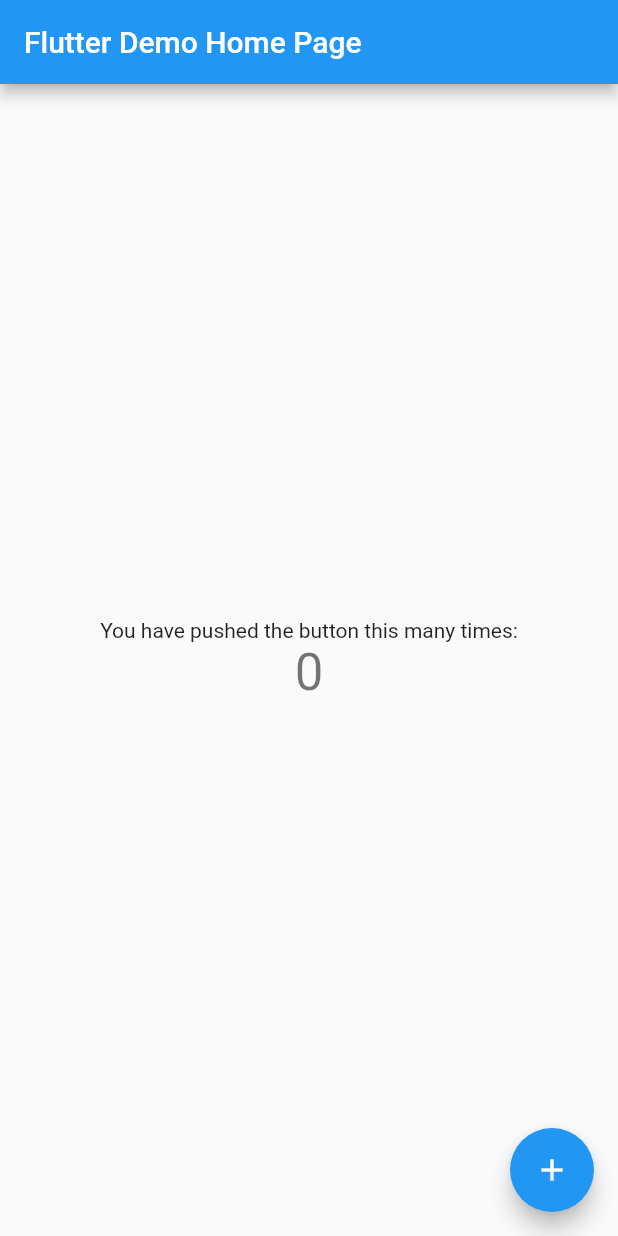
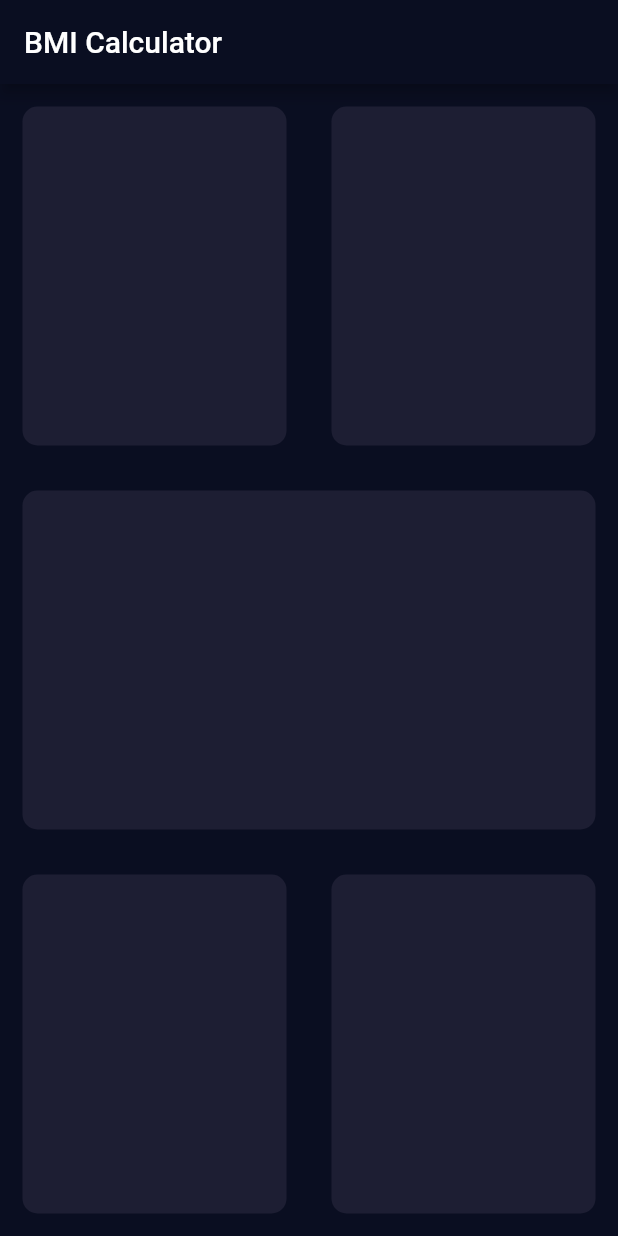
Before and after one commit to NehemiahLimo/bmi, a Flutter app: the screen it shows after launch, on a phone screen of 412 x 824 dp. Run offline on Flutter 3.47's test engine with Material 2 defaults, Android fonts, the phone set to English and light mode, and no system bars.

Commit message:
Refactored UI look and feel

```diff
--- /dev/null
+++ b/lib/InputPage.dart
@@ -0,0 +1,64 @@
+import 'package:flutter/material.dart';
+
+class InputPage extends StatefulWidget {
+  @override
+  _InputPageState createState() => _InputPageState();
+}
+
+class _InputPageState extends State<InputPage> {
+  @override
+  Widget build(BuildContext context) {
+
+    return Scaffold(
+
+      appBar: AppBar(
+
+        title: Text('BMI Calculator'),
+      ),
+      body: Column(
+        children: <Widget>[
+          Expanded(
+            child: Row(
+              children: <Widget>[
+                Expanded(
+                  child: ReusableCard(colour: Color(0xFF1D1E33),),),
+                Expanded(child: ReusableCard(colour: Color(0xFF1D1E33),),),
+              ],
+            ),
+          ),
+          Expanded(child: ReusableCard(colour: Color(0xFF1D1E33),),),
+          Expanded(
+            child: Row(
+              children: <Widget>[
+                Expanded(child: ReusableCard(colour: Color(0xFF1D1E33),),),
+                Expanded(child: ReusableCard(colour: Color(0xFF1D1E33),),),
+              ],
+            ),
+          ),
+        ],
+
+
+      ),
+
+
+    );
+  }
+}
+
+class ReusableCard extends StatelessWidget {
+  ReusableCard({@required this.colour});
+  final Color colour;
+
+
+  @override
+  Widget build(BuildContext context) {
+    return Container(
+    margin: EdgeInsets.all(15.0),
+    decoration: BoxDecoration(
+      color: colour,
+      borderRadius: BorderRadius.circular(10.0),
+    ),
+
+                );
+  }
+}
--- a/lib/main.dart
+++ b/lib/main.dart
@@ -1,111 +1,17 @@
 import 'package:flutter/material.dart';
+import 'package:bmi/InputPage.dart';
 
-void main() => runApp(MyApp());
+void main() => runApp(BMICalculator());
 
-class MyApp extends StatelessWidget {
-  // This widget is the root of your application.
+class BMICalculator extends StatelessWidget {
   @override
   Widget build(BuildContext context) {
     return MaterialApp(
-      title: 'Flutter Demo',
-      theme: ThemeData(
-        // This is the theme of your application.
-        //
-        // Try running your application with "flutter run". You'll see the
-        // application has a blue toolbar. Then, without quitting the app, try
-        // changing the primarySwatch below to Colors.green and then invoke
-        // "hot reload" (press "r" in the console where you ran "flutter run",
-        // or simply save your changes to "hot reload" in a Flutter IDE).
-        // Notice that the counter didn't reset back to zero; the application
-        // is not restarted.
-        primarySwatch: Colors.blue,
+      theme: ThemeData.dark().copyWith(
+        primaryColor: Color(0xFF0A0E21),
+        scaffoldBackgroundColor:Color(0xFF0A0E21),
       ),
-      home: MyHomePage(title: 'Flutter Demo Home Page'),
+      home: InputPage(),
     );
   }
 }
-
-class MyHomePage extends StatefulWidget {
-  MyHomePage({Key key, this.title}) : super(key: key);
-
-  // This widget is the home page of your application. It is stateful, meaning
-  // that it has a State object (defined below) that contains fields that affect
-  // how it looks.
-
-  // This class is the configuration for the state. It holds the values (in this
-  // case the title) provided by the parent (in this case the App widget) and
-  // used by the build method of the State. Fields in a Widget subclass are
-  // always marked "final".
-
-  final String title;
-
-  @override
-  _MyHomePageState createState() => _MyHomePageState();
-}
-
-class _MyHomePageState extends State<MyHomePage> {
-  int _counter = 0;
-
-  void _incrementCounter() {
-    setState(() {
-      // This call to setState tells the Flutter framework that something has
-      // changed in this State, which causes it to rerun the build method below
-      // so that the display can reflect the updated values. If we changed
-      // _counter without calling setState(), then the build method would not be
-      // called again, and so nothing would appear to happen.
-      _counter++;
-    });
-  }
-
-  @override
-  Widget build(BuildContext context) {
-    // This method is rerun every time setState is called, for instance as done
-    // by the _incrementCounter method above.
-    //
-    // The Flutter framework has been optimized to make rerunning build methods
-    // fast, so that you can just rebuild anything that needs updating rather
-    // than having to individually change instances of widgets.
-    return Scaffold(
-      appBar: AppBar(
-        // Here we take the value from the MyHomePage object that was created by
-        // the App.build method, and use it to set our appbar title.
-        title: Text(widget.title),
-      ),
-      body: Center(
-        // Center is a layout widget. It takes a single child and positions it
-        // in the middle of the parent.
-        child: Column(
-          // Column is also a layout widget. It takes a list of children and
-          // arranges them vertically. By default, it sizes itself to fit its
-          // children horizontally, and tries to be as tall as its parent.
-          //
-          // Invoke "debug painting" (press "p" in the console, choose the
-          // "Toggle Debug Paint" action from the Flutter Inspector in Android
-          // Studio, or the "Toggle Debug Paint" command in Visual Studio Code)
-          // to see the wireframe for each widget.
-          //
-          // Column has various properties to control how it sizes itself and
-          // how it positions its children. Here we use mainAxisAlignment to
-          // center the children vertically; the main axis here is the vertical
-          // axis because Columns are vertical (the cross axis would be
-          // horizontal).
-          mainAxisAlignment: MainAxisAlignment.center,
-          children: <Widget>[
-            Text(
-              'You have pushed the button this many times:',
-            ),
-            Text(
-              '$_counter',
-              style: Theme.of(context).textTheme.display1,
-            ),
-          ],
-        ),
-      ),
-      floatingActionButton: FloatingActionButton(
-        onPressed: _incrementCounter,
-        tooltip: 'Increment',
-        child: Icon(Icons.add),
-      ), // This trailing comma makes auto-formatting nicer for build methods.
-    );
-  }
-}
```
